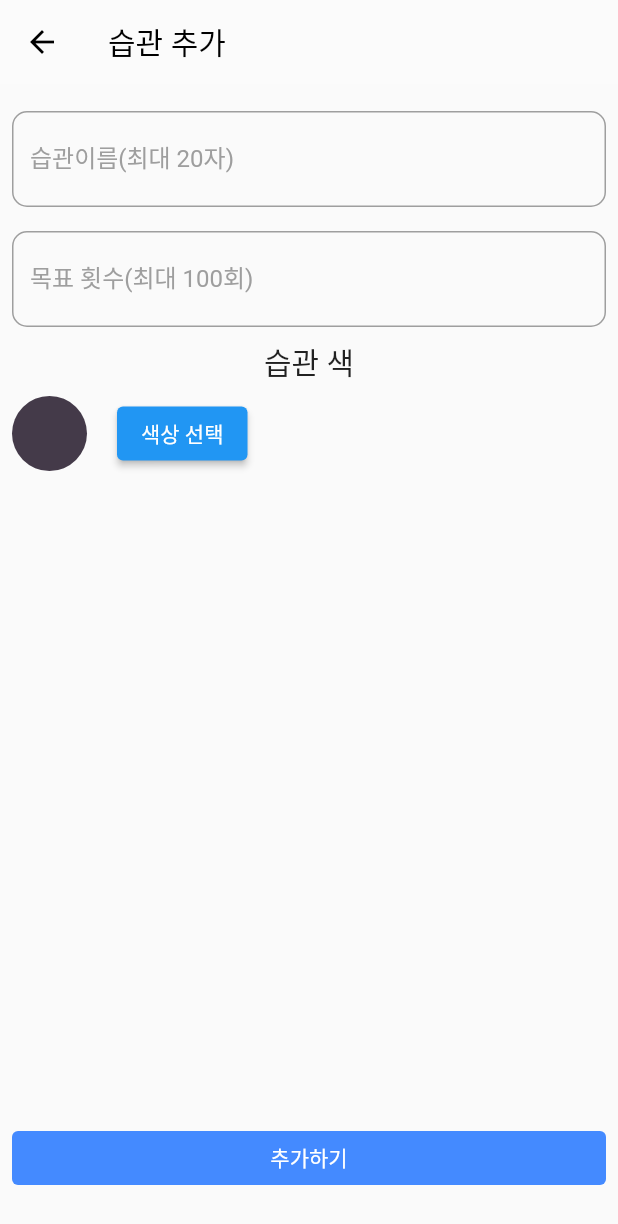
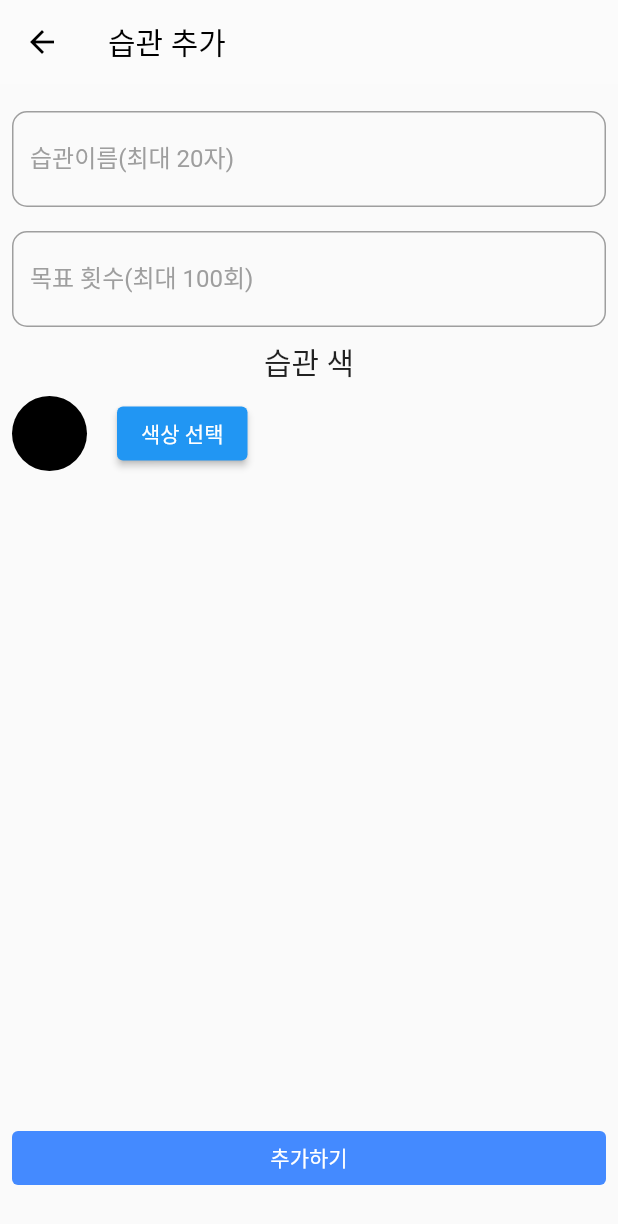
Before and after one commit to noh3310/WinningHabitApp, a Flutter app: the AddHabit screen opened directly, on a phone screen of 412 x 824 dp. Shown: the top 1224 px of the screen. Run offline on Flutter 3.47's test engine with Material 2 defaults, Android fonts, the phone set to English and light mode, and no system bars; our stand-ins replace fl_chart, flutter_colorpicker, flutter_slidable, get, hive, hive_flutter and 2 more; missing offline and left inert: flutter_section_list; accounts and stored records are empty.

Commit message:
feat 데이터베이스 UI 반영

```diff
--- a/lib/database/habit_data.dart
+++ b/lib/database/habit_data.dart
@@ -1,3 +1,5 @@
+import 'dart:ui';
+
 import 'package:hive/hive.dart';
 import 'package:uuid/uuid.dart';
 
@@ -19,6 +21,9 @@ class HabitData {
   @HiveField(3)
   int targetCount;
 
-  HabitData({String? id, required this.name, required this.generateDate, required this.targetCount})
+  @HiveField(4)
+  int color;
+
+  HabitData({String? id, required this.name, required this.generateDate, required this.targetCount, required this.color})
   : id = id ?? _uuid.v4() ;
 }
--- a/lib/view/home/add_habit.dart
+++ b/lib/view/home/add_habit.dart
@@ -2,12 +2,15 @@ import 'package:flutter/material.dart';
 import 'package:flutter_colorpicker/flutter_colorpicker.dart';
 import 'package:winning_habit/database/database.dart';
 
+import '../../database/habit_data.dart';
+
 enum AddHabitState { CREATE, MODIFY }
 
 class AddHabit extends StatelessWidget {
-  AddHabit({Key? key, required this.state}) : super(key: key);
+  AddHabit({Key? key, required this.state, this.habitData}) : super(key: key);
 
   AddHabitState state;
+  HabitData? habitData;
 
   @override
   Widget build(BuildContext context) {
@@ -15,40 +18,59 @@ class AddHabit extends StatelessWidget {
       appBar: AppBar(
         leading: IconButton(
           onPressed: () {
-            Navigator.pop(context);
+            Navigator.pop(context, '뒤로가기');
           },
           icon: const Icon(Icons.arrow_back),
           color: Colors.black,
         ),
-        title: const Text('습관 추가',
-            style: TextStyle(
+        title: Text(state == AddHabitState.CREATE ? '습관 추가' : '습관 수정',
+            style: const TextStyle(
               color: Colors.black,
             )),
         elevation: 0.0,
         backgroundColor: Colors.white24,
       ),
-      body: InputHabitData(state: state),
+      body: InputHabitData(state: state, habitData: habitData),
     );
   }
 }
 
 class InputHabitData extends StatefulWidget {
-  InputHabitData({Key? key, required this.state}) : super(key: key);
+  InputHabitData({Key? key, required this.state, this.habitData}) : super(key: key);
 
   AddHabitState state;
+  HabitData? habitData;
 
   @override
-  State<InputHabitData> createState() => _InputHabitDataState(state: state);
+  State<InputHabitData> createState() => _InputHabitDataState(state: state, habitData: habitData);
 }
-
 class _InputHabitDataState extends State<InputHabitData> {
-  _InputHabitDataState({required this.state});
+  _InputHabitDataState({required this.state, this.habitData}) {
+    if (habitData == null) {
+      print('null');
+    } else {
+      print(habitData?.id);
+      print(habitData?.name);
+      print(habitData?.color);
+      print(habitData?.generateDate);
+    }
+    if (habitData != null) {
+      habitName.text = habitData == null ? '' : habitData!.name;
+      targetCount.text = habitData == null ? '' : habitData!.targetCount.toString();
+      currentColor = Color(habitData!.color);
+      pickerColor = Color(habitData!.color);
+    }
+  }
 
   // create some values
-  Color pickerColor = Color(0xff443a49);
-  Color currentColor = Color(0xff443a49);
+  Color pickerColor = Colors.black;// Color(0xff443a49);
+  Color currentColor = Colors.black;//Color(0xff443a49);
+
+  TextEditingController habitName = TextEditingController();
+  TextEditingController targetCount = TextEditingController();
 
   AddHabitState state;
+  HabitData? habitData;
 
 // ValueChanged<Color> callback
   void changeColor(Color color) {
@@ -68,11 +90,13 @@ class _InputHabitDataState extends State<InputHabitData> {
                 labelText: '습관이름(최대 20자)',
                 hintText: '습관 이름을 입력하세요.',
                 inputType: TextInputType.text,
+                controller: habitName,
               ),
               CustomTextField(
                 labelText: '목표 횟수(최대 100회)',
                 hintText: '목표 횟수를 입력하세요.',
                 inputType: TextInputType.number,
+                controller: targetCount,
               ),
               Column(
                 mainAxisAlignment: MainAxisAlignment.start,
@@ -108,19 +132,20 @@ class _InputHabitDataState extends State<InputHabitData> {
                             context: context,
                             builder: (BuildContext context) {
                               return AlertDialog(
-                                title: const Text('Pick a color!'),
+                                title: const Text('색상을 선택하세요'),
                                 content: SingleChildScrollView(
                                   child: ColorPicker(
                                     pickerColor: pickerColor,
                                     onColorChanged: changeColor,
+                                    enableAlpha: false,
                                   ),
                                 ),
                                 actions: <Widget>[
                                   ElevatedButton(
-                                    child: const Text('Got it'),
+                                    child: const Text('선택'),
                                     onPressed: () {
                                       setState(
-                                          () => currentColor = pickerColor);
+                                              () => currentColor = pickerColor);
                                       Navigator.of(context).pop();
                                     },
                                   ),
@@ -146,7 +171,8 @@ class _InputHabitDataState extends State<InputHabitData> {
                 padding: const EdgeInsets.all(8.0),
                 child: ElevatedButton(
                   onPressed: () {
-                    Navigator.pop(context);
+                    DatabaseManager.instance.removeHabitData(habitData);
+                    Navigator.pop(context, '습관을 삭제했습니다.');
                   },
                   style: ElevatedButton.styleFrom(
                     primary: Colors.redAccent,
@@ -160,9 +186,21 @@ class _InputHabitDataState extends State<InputHabitData> {
               padding: const EdgeInsets.all(8.0),
               child: ElevatedButton(
                 onPressed: () async {
-                  DatabaseManager manager = DatabaseManager();
-                  manager.addHabit('추가', 10);
-                  Navigator.pop(context);
+                  if (state == AddHabitState.CREATE) {
+                    DatabaseManager manager = DatabaseManager();
+                    // TODO: 입력값 제대로 입력했는지 체크하는 기능 추가해야함
+                    manager.addHabit(
+                        habitName.text, int.parse(targetCount.text),
+                        currentColor.value);
+                    Navigator.pop(context, '습관을 추가했습니다.');
+                  } else {  // 업데이트
+                    DatabaseManager manager = DatabaseManager();
+                    // TODO: 입력값 제대로 입력했는지 체크하는 기능 추가해야함
+                    manager.modifyHabit(
+                        habitData!, habitName.text, int.parse(targetCount.text),
+                        currentColor.value);
+                    Navigator.pop(context, '습관을 수정했습니다.');
+                  }
                 },
                 style: ElevatedButton.styleFrom(
                   primary: Colors.blueAccent,
@@ -179,23 +217,27 @@ class _InputHabitDataState extends State<InputHabitData> {
   }
 }
 
+
 class CustomTextField extends StatelessWidget {
   CustomTextField(
       {Key? key,
       required this.labelText,
       required this.hintText,
-      required this.inputType})
+      required this.inputType,
+      required this.controller})
       : super(key: key);
 
   String labelText;
   String hintText;
   TextInputType inputType;
+  TextEditingController controller;
 
   @override
   Widget build(BuildContext context) {
     return Padding(
       padding: const EdgeInsets.all(8.0),
       child: TextField(
+        controller: controller,
         decoration: InputDecoration(
           labelText: labelText,
           hintText: hintText,
--- a/lib/view_model/view_model.dart
+++ b/lib/view_model/view_model.dart
@@ -7,7 +7,7 @@ class ViewModel {
   // 생성자를 호출하고 반환된 Singleton 인스턴스를 instance 변수에 할당
   static final ViewModel instance = ViewModel._privateConstructor();
 
-  final BehaviorSubject<DateTime> _selectDate = BehaviorSubject<DateTime>.seeded(DateTime.now());
+  BehaviorSubject<DateTime> _selectDate = BehaviorSubject<DateTime>.seeded(DateTime.now());
   Stream<DateTime> get date => _selectDate.stream;
 
   void setDate(DateTime dateTime) {
--- a/pubspec.yaml
+++ b/pubspec.yaml
@@ -43,6 +43,7 @@ dependencies:
   hive_flutter: ^1.1.0
   uuid: ^3.0.6
   rxdart: ^0.27.4
+  get:
 
 dev_dependencies:
   flutter_test:
```
Also changed, not shown: lib/database/database.dart (+33 -2 lines), lib/view/home/home.dart (+85 -21 lines), lib/database/daily_habit_count.g.dart, lib/database/habit_data.g.dart, pubspec.lock, 1 other file.
